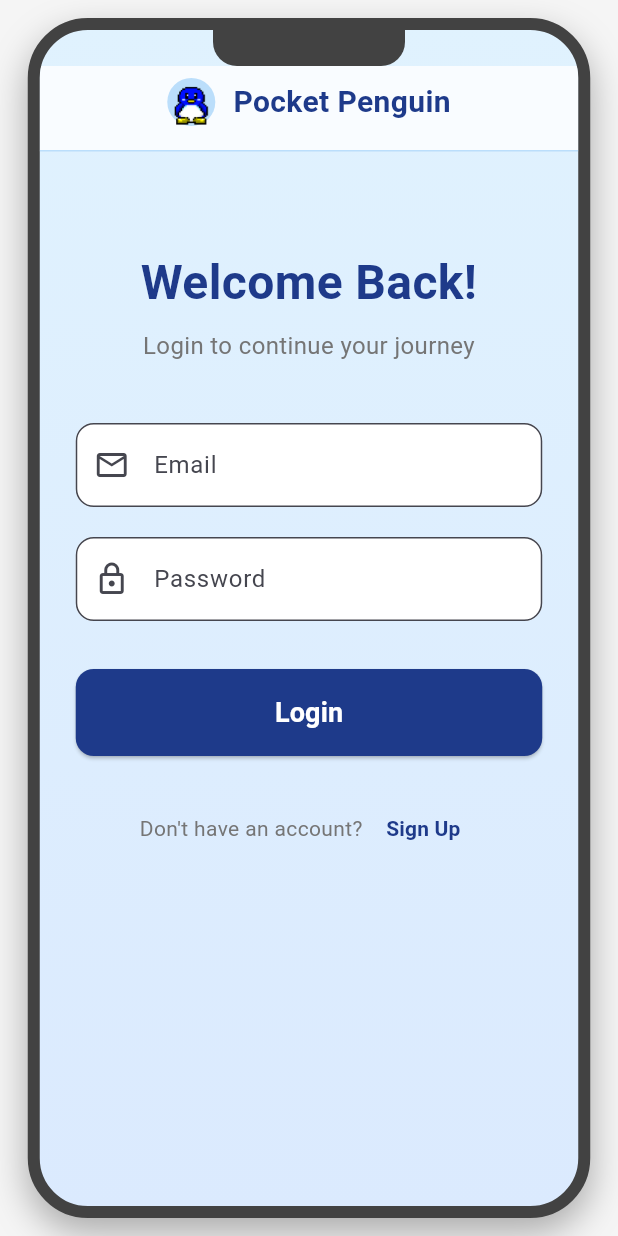
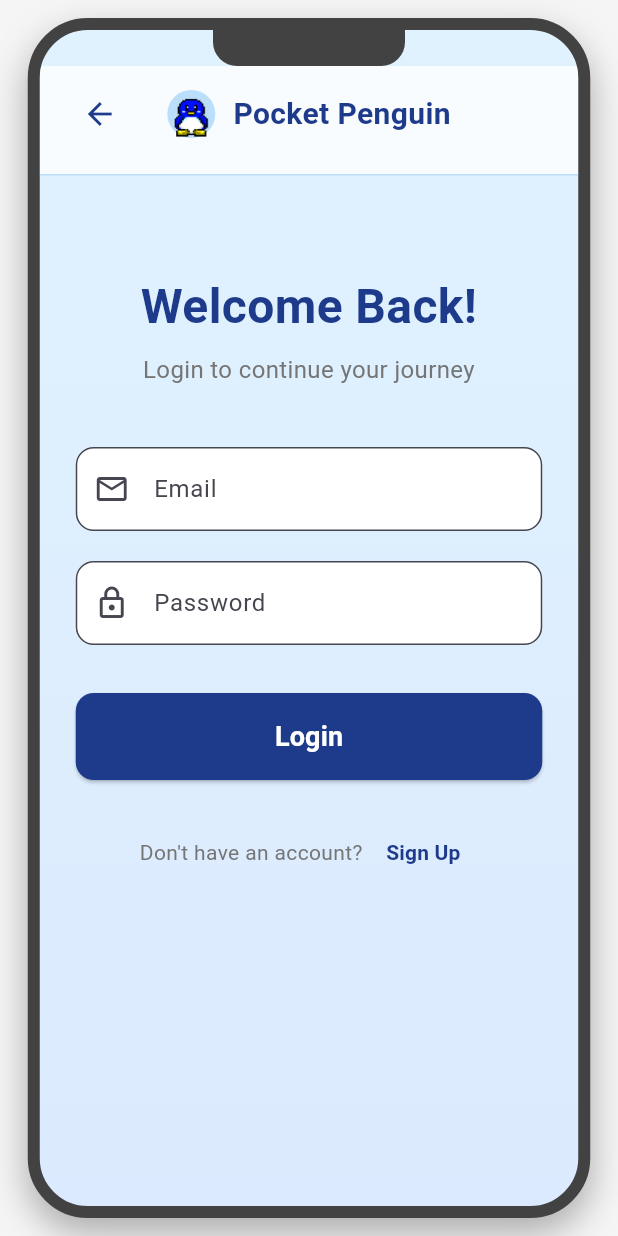
Before and after one commit to wkeav/Pocket_Penguin, a Flutter app: the AuthScreen screen opened directly, on a phone screen of 412 x 824 dp. Run offline on Flutter 3.47's test engine with Material 3 defaults, Android fonts, the phone set to English and light mode, and no system bars; our stand-ins replace awesome_notifications, shared_preferences; accounts and stored records are empty.

Commit message:
Add back button to auth screen to allow users to return to home

```diff
--- a/frontend/pocket_penguin_app/lib/screens/auth_screen.dart
+++ b/frontend/pocket_penguin_app/lib/screens/auth_screen.dart
@@ -71,6 +71,16 @@ class _AuthScreenState extends State<AuthScreen> {
                     ),
                   ),
                   child: Row(
+                    children: [
+                      // Back button
+                      IconButton(
+                        icon: const Icon(Icons.arrow_back, color: Color(0xFF1E3A8A)),
+                        onPressed: () => Navigator.of(context).pop(),
+                        tooltip: 'Back to Home',
+                      ),
+                      // Logo and title centered
+                      Expanded(
+                        child: Row(
                           mainAxisAlignment: MainAxisAlignment.center,
                           children: [
                             Container(
@@ -95,6 +105,11 @@ class _AuthScreenState extends State<AuthScreen> {
                           ],
                         ),
                       ),
+                      // Placeholder to balance the back button
+                      const SizedBox(width: 48),
+                    ],
+                  ),
+                ),
                 // Content
                 Expanded(
                   child: _isLogin
```
Lines whose indentation alone changed are shown as unchanged.
